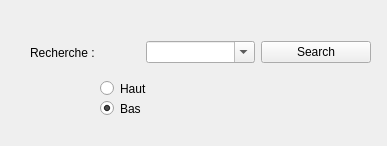
First picture: the form in searchwindow.ui, repository Skarsnik/SNESTraceReader, before the edit.
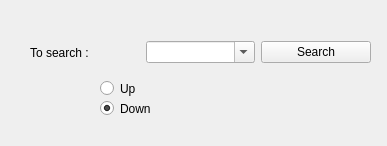
Second picture: the form after the edit.

```diff
--- a/searchwindow.ui
+++ b/searchwindow.ui
@@ -23,7 +23,7 @@
     </rect>
    </property>
    <property name="text">
-    <string>Haut</string>
+    <string>Up</string>
    </property>
    <attribute name="buttonGroup">
     <string notr="true">directionButtonGroup</string>
@@ -39,7 +39,7 @@
     </rect>
    </property>
    <property name="text">
-    <string>Bas</string>
+    <string>Down</string>
    </property>
    <property name="checked">
     <bool>true</bool>
@@ -61,7 +61,7 @@
     <item>
      <widget class="QLabel" name="label">
       <property name="text">
-       <string>Recherche :</string>
+       <string>To search :</string>
       </property>
      </widget>
     </item>
```
